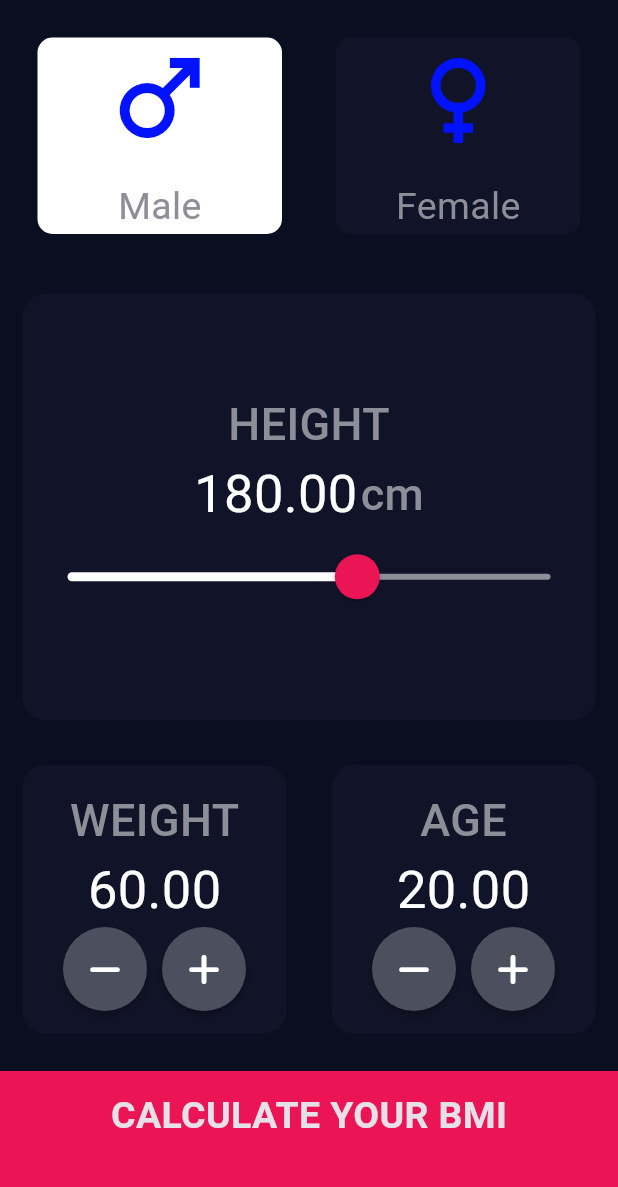
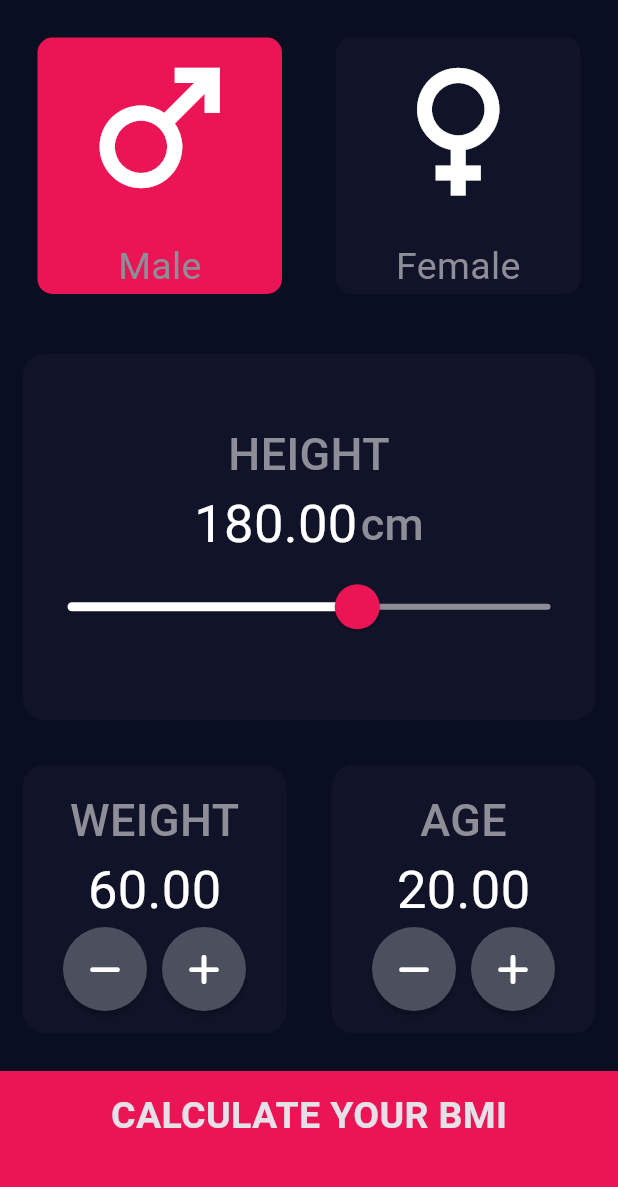
Before and after one commit to Bappy60/BMI_Calculator, a Flutter app: the screen it shows after launch, on a phone screen of 412 x 824 dp, the part 45-1232 px from its top. Run offline on Flutter 3.47's test engine with Material 3 defaults, Android fonts, the phone set to English and light mode, and no system bars; our stand-ins replace font_awesome_flutter.

Commit message:
changed gender icon color and size

```diff
--- a/lib/components/gender_card.dart
+++ b/lib/components/gender_card.dart
@@ -19,7 +19,7 @@ class GenderCard extends StatelessWidget {
       children: <Widget>[
         Icon(
           icon.icon,
-          size: 80.0,
+          size: 120.0,
           color: kGenderIconColor,
         ),
         const SizedBox(
--- a/lib/consts/constants.dart
+++ b/lib/consts/constants.dart
@@ -11,7 +11,8 @@ const kBottomContainerColour = Color(0xFFEB1555);
 const kActiveCardColour = Color(0xFFFFFFFF);
 const kInactiveCardColour = Color(0xFF111328);
 
-const kGenderIconColor = Color(0xFF0012FF);
+const kSelectedGenderColor = Color(0xFFEB1555);
+const kGenderIconColor = Color(0xFFFFFFFF);
 const kRoundIconFillColor = Color(0xFF4C4F5E);
 const kDefaultTextColor = Color(0xFF8D8E98);
 const kDefaultNumberColor = Color(0xFFFFFFFF);
--- a/lib/main.dart
+++ b/lib/main.dart
@@ -119,7 +119,7 @@ class _MyHomePageState extends State<MyHomePage> {
                   child: ReusableContainer(
                 onPress: () => _onGenderSelected(Gender.male),
                 colour: selectedGender == Gender.male
-                    ? kActiveCardColour
+                    ? kSelectedGenderColor
                     : kInactiveCardColour,
                 childWidget: const GenderCard(
                     icon: Icon(
@@ -132,7 +132,7 @@ class _MyHomePageState extends State<MyHomePage> {
                   child: ReusableContainer(
                 onPress: () => _onGenderSelected(Gender.female),
                 colour: selectedGender == Gender.female
-                    ? kActiveCardColour
+                    ? kSelectedGenderColor
                     : kInactiveCardColour,
                 childWidget: const GenderCard(
                     icon: Icon(
```
